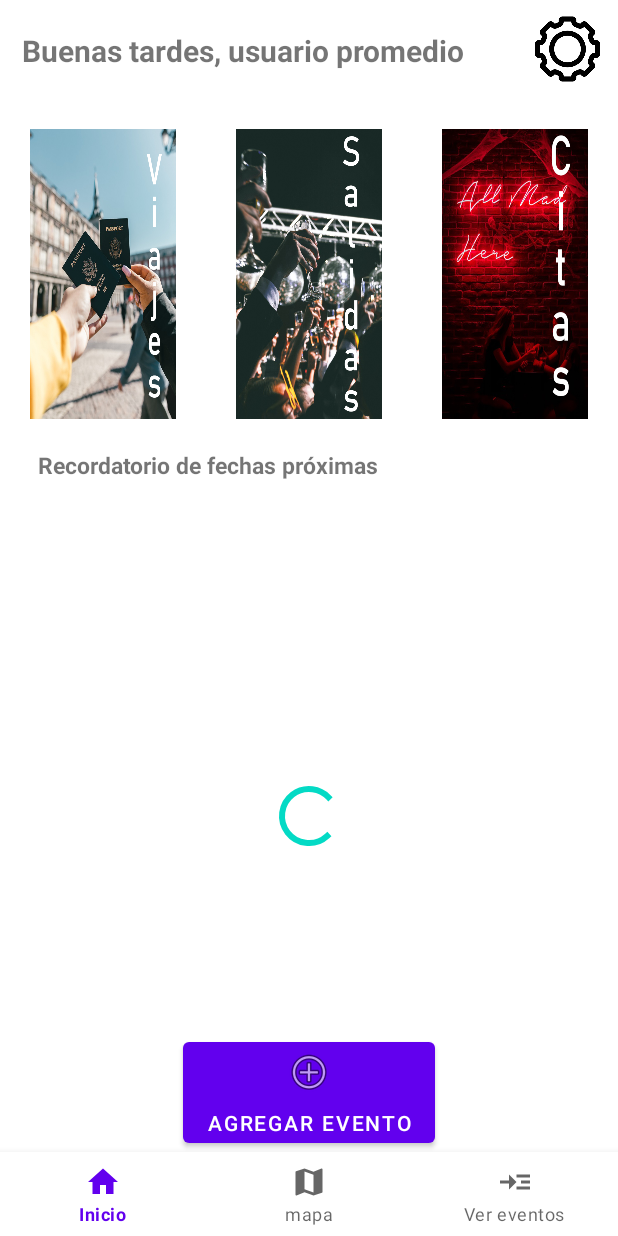
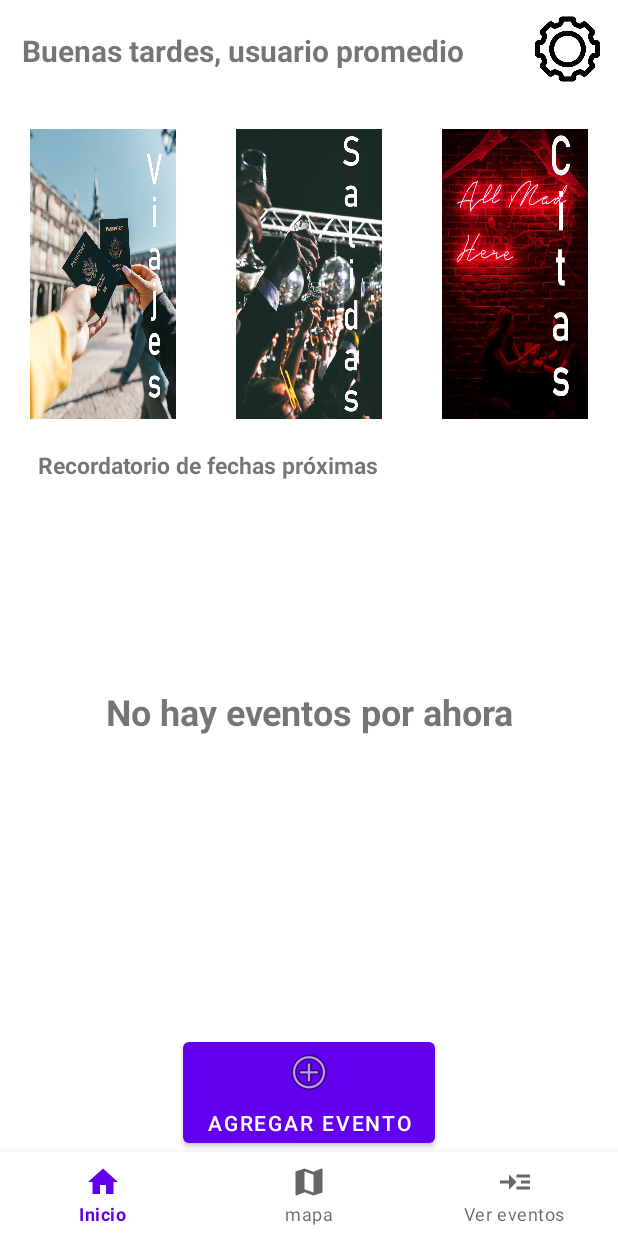
Before and after one commit to JulioLugo00/GestorDeViajes, an Android app: the screen it shows after launch once a user with an empty profile is signed in (MainActivity2), on a phone screen of 412 x 824 dp. Run offline under Robolectric (Android 15) with nearby library versions, the phone set to English and light mode, and no system bars; our stand-ins replace Firebase (no records; nobody signed in at launch, a user with empty details on screens opened directly), navigation-ui; libraries missing offline, so code that uses them is left out: com.firebase.ui; pictures from the network do not load.

Commit message:
Cambios: *Ahora muestra un mensaje cuando no hay eventos

```diff
--- a/app/src/main/java/mx/itesm/noobmasters/gestordeviajes/LogInActivity.kt
+++ b/app/src/main/java/mx/itesm/noobmasters/gestordeviajes/LogInActivity.kt
@@ -56,6 +56,8 @@ class LogInActivity : AppCompatActivity() {
     private fun configurarEventos() {
         binding.btnSignIn.setOnClickListener{
             autenticar()
+
+            //AuthUI.getInstance().signOut(this)
         }
     }
 
@@ -67,7 +69,7 @@ class LogInActivity : AppCompatActivity() {
                     val usuario = FirebaseAuth.getInstance().currentUser
                     println("Bienvenido: ${usuario?.displayName}")
                     println("Correo: ${usuario?.email}")
-                    println("Correo: ${usuario?.uid}")
+                    println("ID: ${usuario?.uid}")
                     val intMain2 = Intent(this, MainActivity2::class.java)
                     startActivity(intMain2)
                 }
--- a/app/src/main/java/mx/itesm/noobmasters/gestordeviajes/ui/crearevento/CrearEventoFragment.kt
+++ b/app/src/main/java/mx/itesm/noobmasters/gestordeviajes/ui/crearevento/CrearEventoFragment.kt
@@ -111,6 +111,7 @@ class CrearEventoFragment : Fragment() {
                         ubicacion, imagen)
                     val referencia = baseDatos.getReference("${usuario!!.uid}/$nombre")
                     referencia.setValue(evento)
+                    Toast.makeText(context,"Actividad creada exitosamente",Toast.LENGTH_SHORT).show()
                     val intCrearMainActivity2 = Intent(context, MainActivity2::class.java)
                     startActivity(intCrearMainActivity2)
                 }
--- a/app/src/main/java/mx/itesm/noobmasters/gestordeviajes/ui/home/HomeFragment.kt
+++ b/app/src/main/java/mx/itesm/noobmasters/gestordeviajes/ui/home/HomeFragment.kt
@@ -56,8 +56,14 @@ class HomeFragment : Fragment() {
     private fun registrarObservadores() {
         homeViewModel.arregloEventos.observe(viewLifecycleOwner){lista->
             binding.pbCargando.visibility=View.VISIBLE
-            adaptadorListaEventos.actualizarDatos(lista)
+            //println("\n el size es"+lista.size)
+            if(lista.isNotEmpty()){
+                binding.tvNoHayEventos.visibility=View.INVISIBLE
+                adaptadorListaEventos.actualizarDatos(lista)
 
+            }else  {
+                binding.tvNoHayEventos.visibility=View.VISIBLE
+            }
             binding.pbCargando.visibility=View.INVISIBLE
         }
     }
--- a/app/src/main/java/mx/itesm/noobmasters/gestordeviajes/ui/home/HomeViewModel.kt
+++ b/app/src/main/java/mx/itesm/noobmasters/gestordeviajes/ui/home/HomeViewModel.kt
@@ -28,7 +28,7 @@ class HomeViewModel : ViewModel() {
     fun descargarDatosEventos() {
         baseDatos = FirebaseDatabase.getInstance()
 
-        val referencia=baseDatos.getReference("${mAuth.currentUser!!.uid}")
+        val referencia=baseDatos.getReference("${mAuth.currentUser?.uid}")
 
         referencia.addValueEventListener(object :ValueEventListener{
 
@@ -53,7 +53,9 @@ class HomeViewModel : ViewModel() {
                     }
                     arregloEventos.value=listaTemporal
                 }
-
+                else{
+                    arregloEventos.value=listaTemporal
+                }
             }
 
             override fun onCancelled(error: DatabaseError) {
--- a/app/src/main/res/layout/fragment_home.xml
+++ b/app/src/main/res/layout/fragment_home.xml
@@ -98,7 +98,9 @@
                 <androidx.recyclerview.widget.RecyclerView
                     android:id="@+id/rvListaEventos"
                     android:layout_width="match_parent"
-                    android:layout_height="wrap_content" />
+                    android:layout_height="wrap_content" >
+
+                </androidx.recyclerview.widget.RecyclerView>
 
             </LinearLayout>
         </ScrollView>
@@ -123,4 +125,19 @@
         app:layout_constraintEnd_toEndOf="parent"
         app:layout_constraintStart_toStartOf="parent" />
 
+    <TextView
+        android:id="@+id/tvNoHayEventos"
+        android:layout_width="match_parent"
+        android:layout_height="wrap_content"
+        android:layout_marginTop="180dp"
+        android:text="No hay eventos por ahora"
+        android:textAlignment="center"
+        android:textSize="24sp"
+        android:textStyle="bold"
+        android:visibility="invisible"
+        app:layout_constraintBottom_toBottomOf="parent"
+        app:layout_constraintEnd_toEndOf="parent"
+        app:layout_constraintStart_toStartOf="parent"
+        app:layout_constraintTop_toTopOf="parent" />
+
 </androidx.constraintlayout.widget.ConstraintLayout>
```
